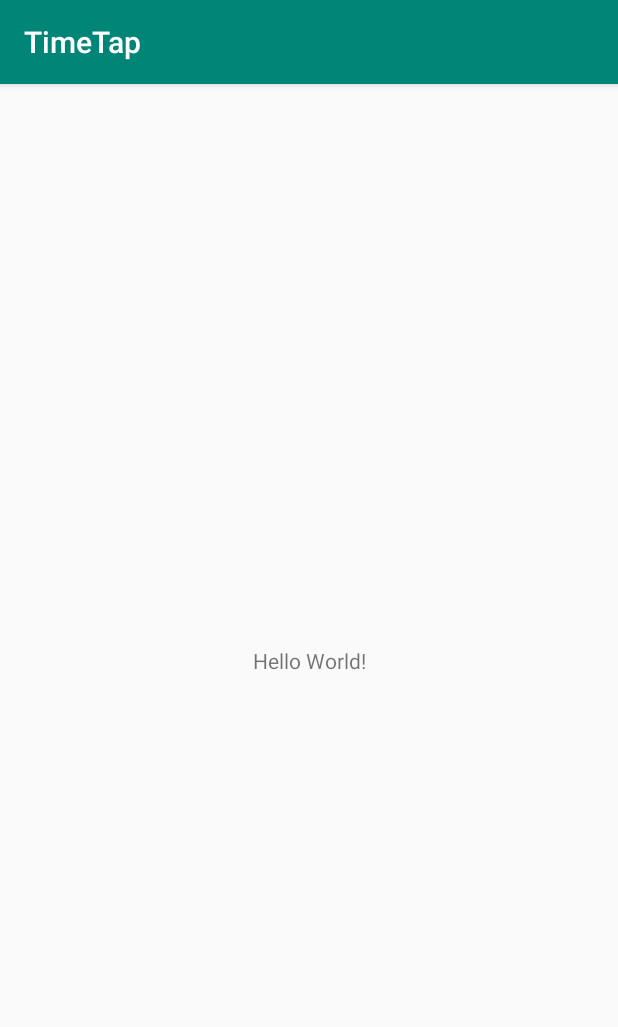
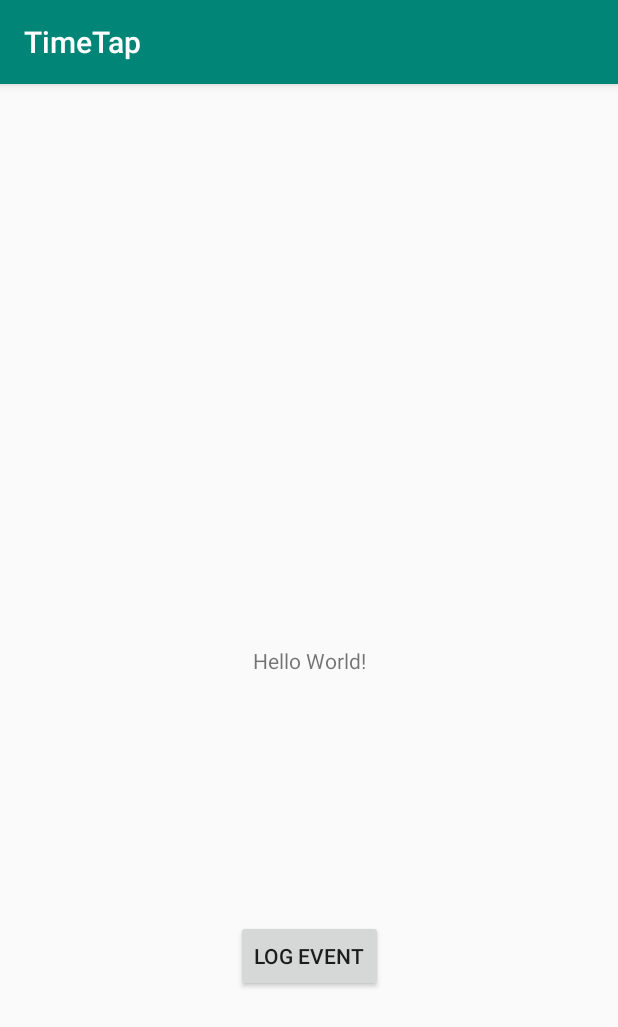
Before and after one commit to danthompson41/TimeTap, an Android app: the screen it shows after launch (MainActivity), on a phone screen of 412 x 824 dp. Shown: the top 1027 px of the screen. Run offline under Robolectric (Android 15) with nearby library versions, the phone set to English and light mode, and no system bars; our stand-ins replace Firebase (no records; nobody signed in at launch, a user with empty details on screens opened directly); libraries missing offline, so code that uses them is left out: com.firebase.ui; 2 statements that could not run were skipped.

Commit message:
Added authentication, and first event logs

```diff
--- a/app/build.gradle
+++ b/app/build.gradle
@@ -27,6 +27,7 @@ dependencies {
     implementation "org.jetbrains.kotlin:kotlin-stdlib-jdk7:$kotlin_version"
     implementation 'com.android.support:appcompat-v7:28.0.0'
     implementation 'com.android.support.constraint:constraint-layout:1.1.3'
+    implementation 'com.google.firebase:firebase-firestore:17.1.2'
     testImplementation 'junit:junit:4.12'
     androidTestImplementation 'com.android.support.test:runner:1.0.2'
     androidTestImplementation 'com.android.support.test.espresso:espresso-core:3.0.2'
--- a/app/src/main/res/layout/activity_main.xml
+++ b/app/src/main/res/layout/activity_main.xml
@@ -14,7 +14,17 @@
             app:layout_constraintBottom_toBottomOf="parent"
             app:layout_constraintLeft_toLeftOf="parent"
             app:layout_constraintRight_toRightOf="parent"
-            app:layout_constraintTop_toTopOf="parent"/>
+            app:layout_constraintTop_toTopOf="parent"
+            android:id="@+id/text"/>
+    <Button
+            android:text="Log Event"
+            android:layout_width="wrap_content"
+            android:layout_height="wrap_content"
+            android:id="@+id/button"
+            app:layout_constraintBottom_toBottomOf="parent"
+            app:layout_constraintLeft_toLeftOf="parent"
+            app:layout_constraintRight_toRightOf="parent"
+            app:layout_constraintTop_toBottomOf="@id/text"/>/>
 
     <!--<com.google.android.gms.common.SignInButton-->
             <!--android:layout_width="wrap_content"-->
```
Also changed, not shown: app/src/main/java/com/dthompson/timetap/MainActivity.kt (+71 -2 lines), 1 other file.
